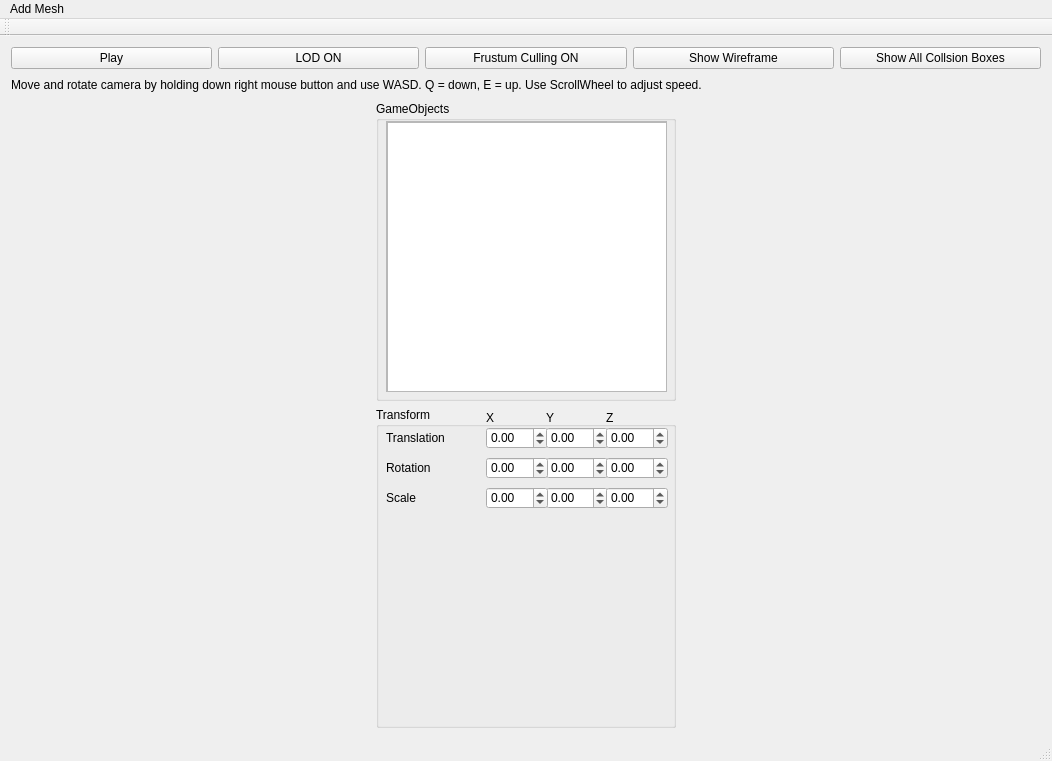
First picture: the form in mainwindow.ui, repository FredrikEik/Game_Engine_Architecture, before the edit.
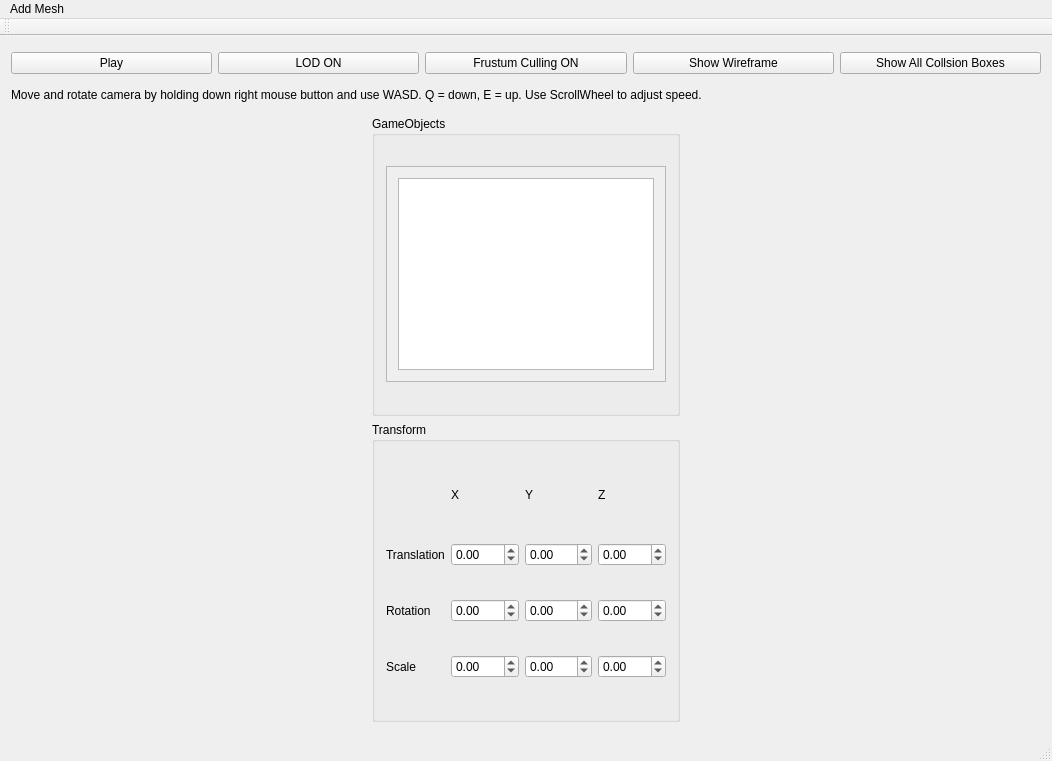
Second picture: the form after the edit.

Commit message:
Fixed flickering (dark color rendring) when mousepicking
by not swapping buffers when mousepicking and only picking once even if you hold the mouse button

Diff of the .ui file:
```diff
--- a/mainwindow.ui
+++ b/mainwindow.ui
@@ -99,8 +99,8 @@
       <item>
        <layout class="QHBoxLayout" name="horizontalLayout_6">
         <item>
-         <layout class="QVBoxLayout" name="verticalLayout_3">
-          <item>
+         <layout class="QGridLayout" name="gridLayout">
+          <item row="0" column="0">
            <widget class="QGroupBox" name="GameObjectsGroupBox">
             <property name="sizePolicy">
              <sizepolicy hsizetype="Fixed" vsizetype="Fixed">
@@ -117,15 +117,9 @@
             <property name="title">
              <string>GameObjects</string>
             </property>
+            <layout class="QHBoxLayout" name="horizontalLayout_2">
+             <item>
             <widget class="QScrollArea" name="scrollArea">
-             <property name="geometry">
-              <rect>
-               <x>10</x>
-               <y>20</y>
-               <width>281</width>
-               <height>271</height>
-              </rect>
-             </property>
              <property name="sizePolicy">
               <sizepolicy hsizetype="Maximum" vsizetype="Maximum">
                <horstretch>0</horstretch>
@@ -140,25 +134,22 @@
                <rect>
                 <x>0</x>
                 <y>0</y>
-                <width>279</width>
-                <height>269</height>
-               </rect>
-              </property>
-              <widget class="QListWidget" name="listWidget">
-               <property name="geometry">
-                <rect>
-                 <x>0</x>
-                 <y>0</y>
-                 <width>281</width>
-                 <height>271</height>
-                </rect>
-               </property>
-              </widget>
-             </widget>
-            </widget>
-           </widget>
-          </item>
+                  <width>88</width>
+                  <height>88</height>
+                 </rect>
+                </property>
+                <layout class="QHBoxLayout" name="horizontalLayout_3">
           <item>
+                  <widget class="QListWidget" name="listWidget"/>
+                 </item>
+                </layout>
+               </widget>
+              </widget>
+             </item>
+            </layout>
+           </widget>
+          </item>
+          <item row="1" column="0">
            <widget class="QGroupBox" name="TransformGroupBox">
             <property name="sizePolicy">
              <sizepolicy hsizetype="Fixed" vsizetype="Minimum">
@@ -172,18 +163,64 @@
               <height>300</height>
              </size>
             </property>
+            <property name="maximumSize">
+             <size>
+              <width>16777215</width>
+              <height>300</height>
+             </size>
+            </property>
             <property name="title">
              <string>Transform</string>
             </property>
+            <layout class="QGridLayout" name="gridLayout_2">
+             <item row="0" column="1">
+              <widget class="QLabel" name="xLabel">
+               <property name="maximumSize">
+                <size>
+                 <width>16777215</width>
+                 <height>30</height>
+                </size>
+               </property>
+               <property name="text">
+                <string>X</string>
+               </property>
+              </widget>
+             </item>
+             <item row="0" column="2">
+              <widget class="QLabel" name="yLabel">
+               <property name="maximumSize">
+                <size>
+                 <width>16777215</width>
+                 <height>30</height>
+                </size>
+               </property>
+               <property name="text">
+                <string>Y</string>
+               </property>
+              </widget>
+             </item>
+             <item row="0" column="3">
+              <widget class="QLabel" name="zLabel">
+               <property name="maximumSize">
+                <size>
+                 <width>16777215</width>
+                 <height>30</height>
+                </size>
+               </property>
+               <property name="text">
+                <string>Z</string>
+               </property>
+              </widget>
+             </item>
+             <item row="1" column="0">
+              <widget class="QLabel" name="TranslateLabel">
+               <property name="text">
+                <string>Translation</string>
+               </property>
+              </widget>
+             </item>
+             <item row="1" column="1">
             <widget class="QDoubleSpinBox" name="TranslateXspinBox">
-             <property name="geometry">
-              <rect>
-               <x>110</x>
-               <y>20</y>
-               <width>62</width>
-               <height>22</height>
-              </rect>
-             </property>
              <property name="minimum">
               <double>-999.000000000000000</double>
              </property>
@@ -194,15 +231,9 @@
               <double>0.100000000000000</double>
              </property>
             </widget>
+             </item>
+             <item row="1" column="2">
             <widget class="QDoubleSpinBox" name="TranslateYspinBox">
-             <property name="geometry">
-              <rect>
-               <x>170</x>
-               <y>20</y>
-               <width>62</width>
-               <height>22</height>
-              </rect>
-             </property>
              <property name="minimum">
               <double>-999.000000000000000</double>
              </property>
@@ -213,15 +244,9 @@
               <double>0.100000000000000</double>
              </property>
             </widget>
+             </item>
+             <item row="1" column="3">
             <widget class="QDoubleSpinBox" name="TranslateZspinBox">
-             <property name="geometry">
-              <rect>
-               <x>230</x>
-               <y>20</y>
-               <width>62</width>
-               <height>22</height>
-              </rect>
-             </property>
              <property name="minimum">
               <double>-999.000000000000000</double>
              </property>
@@ -232,15 +257,26 @@
               <double>0.100000000000000</double>
              </property>
             </widget>
+             </item>
+             <item row="2" column="0">
+              <widget class="QLabel" name="RotateLabel">
+               <property name="text">
+                <string>Rotation</string>
+               </property>
+              </widget>
+             </item>
+             <item row="2" column="1">
+              <widget class="QDoubleSpinBox" name="RotateXspinBox">
+               <property name="minimum">
+                <double>-999.000000000000000</double>
+               </property>
+               <property name="maximum">
+                <double>999.000000000000000</double>
+               </property>
+              </widget>
+             </item>
+             <item row="2" column="2">
             <widget class="QDoubleSpinBox" name="RotateYspinBox">
-             <property name="geometry">
-              <rect>
-               <x>170</x>
-               <y>50</y>
-               <width>62</width>
-               <height>22</height>
-              </rect>
-             </property>
              <property name="minimum">
               <double>-999.000000000000000</double>
              </property>
@@ -248,15 +284,9 @@
               <double>999.000000000000000</double>
              </property>
             </widget>
+             </item>
+             <item row="2" column="3">
             <widget class="QDoubleSpinBox" name="RotateZspinBox">
-             <property name="geometry">
-              <rect>
-               <x>230</x>
-               <y>50</y>
-               <width>62</width>
-               <height>22</height>
-              </rect>
-             </property>
              <property name="minimum">
               <double>-999.000000000000000</double>
              </property>
@@ -264,148 +294,45 @@
               <double>999.000000000000000</double>
              </property>
             </widget>
-            <widget class="QDoubleSpinBox" name="RotateXspinBox">
-             <property name="geometry">
-              <rect>
-               <x>110</x>
-               <y>50</y>
-               <width>62</width>
-               <height>22</height>
-              </rect>
-             </property>
-             <property name="minimum">
-              <double>-999.000000000000000</double>
-             </property>
-             <property name="maximum">
-              <double>999.000000000000000</double>
-             </property>
-            </widget>
-            <widget class="QDoubleSpinBox" name="ScaleYspinBox">
-             <property name="geometry">
-              <rect>
-               <x>170</x>
-               <y>80</y>
-               <width>62</width>
-               <height>22</height>
-              </rect>
-             </property>
-             <property name="minimum">
-              <double>-999.000000000000000</double>
-             </property>
-             <property name="maximum">
-              <double>999.000000000000000</double>
-             </property>
-            </widget>
-            <widget class="QDoubleSpinBox" name="ScaleZspinBox">
-             <property name="geometry">
-              <rect>
-               <x>230</x>
-               <y>80</y>
-               <width>62</width>
-               <height>22</height>
-              </rect>
-             </property>
-             <property name="minimum">
-              <double>-999.000000000000000</double>
-             </property>
-             <property name="maximum">
-              <double>999.000000000000000</double>
-             </property>
-            </widget>
-            <widget class="QDoubleSpinBox" name="ScaleXspinBox">
-             <property name="geometry">
-              <rect>
-               <x>110</x>
-               <y>80</y>
-               <width>62</width>
-               <height>22</height>
-              </rect>
-             </property>
-             <property name="minimum">
-              <double>-999.000000000000000</double>
-             </property>
-             <property name="maximum">
-              <double>999.000000000000000</double>
-             </property>
-            </widget>
-            <widget class="QLabel" name="TranslateLabel">
-             <property name="geometry">
-              <rect>
-               <x>10</x>
-               <y>20</y>
-               <width>71</width>
-               <height>21</height>
-              </rect>
-             </property>
-             <property name="text">
-              <string>Translation</string>
-             </property>
-            </widget>
+             </item>
+             <item row="3" column="0">
             <widget class="QLabel" name="ScaleLabel">
-             <property name="geometry">
-              <rect>
-               <x>10</x>
-               <y>80</y>
-               <width>71</width>
-               <height>21</height>
-              </rect>
-             </property>
              <property name="text">
               <string>Scale</string>
              </property>
             </widget>
-            <widget class="QLabel" name="RotateLabel">
-             <property name="geometry">
-              <rect>
-               <x>10</x>
-               <y>50</y>
-               <width>71</width>
-               <height>21</height>
-              </rect>
-             </property>
-             <property name="text">
-              <string>Rotation</string>
-             </property>
-            </widget>
-            <widget class="QLabel" name="xLabel">
-             <property name="geometry">
-              <rect>
-               <x>110</x>
-               <y>0</y>
-               <width>71</width>
-               <height>21</height>
-              </rect>
-             </property>
-             <property name="text">
-              <string>X</string>
-             </property>
-            </widget>
-            <widget class="QLabel" name="yLabel">
-             <property name="geometry">
-              <rect>
-               <x>170</x>
-               <y>0</y>
-               <width>71</width>
-               <height>21</height>
-              </rect>
-             </property>
-             <property name="text">
-              <string>Y</string>
-             </property>
-            </widget>
-            <widget class="QLabel" name="zLabel">
-             <property name="geometry">
-              <rect>
-               <x>230</x>
-               <y>0</y>
-               <width>71</width>
-               <height>21</height>
-              </rect>
-             </property>
-             <property name="text">
-              <string>Z</string>
-             </property>
-            </widget>
+             </item>
+             <item row="3" column="1">
+              <widget class="QDoubleSpinBox" name="ScaleXspinBox">
+               <property name="minimum">
+                <double>-999.000000000000000</double>
+               </property>
+               <property name="maximum">
+                <double>999.000000000000000</double>
+               </property>
+              </widget>
+             </item>
+             <item row="3" column="2">
+              <widget class="QDoubleSpinBox" name="ScaleYspinBox">
+               <property name="minimum">
+                <double>-999.000000000000000</double>
+               </property>
+               <property name="maximum">
+                <double>999.000000000000000</double>
+               </property>
+              </widget>
+             </item>
+             <item row="3" column="3">
+              <widget class="QDoubleSpinBox" name="ScaleZspinBox">
+               <property name="minimum">
+                <double>-999.000000000000000</double>
+               </property>
+               <property name="maximum">
+                <double>999.000000000000000</double>
+               </property>
+              </widget>
+             </item>
+            </layout>
            </widget>
           </item>
          </layout>
```
Left out of the diff: 2 changed lines with no effect on the pictures. Lines whose indentation alone changed are shown as unchanged. The commit also changes 2 other files.
